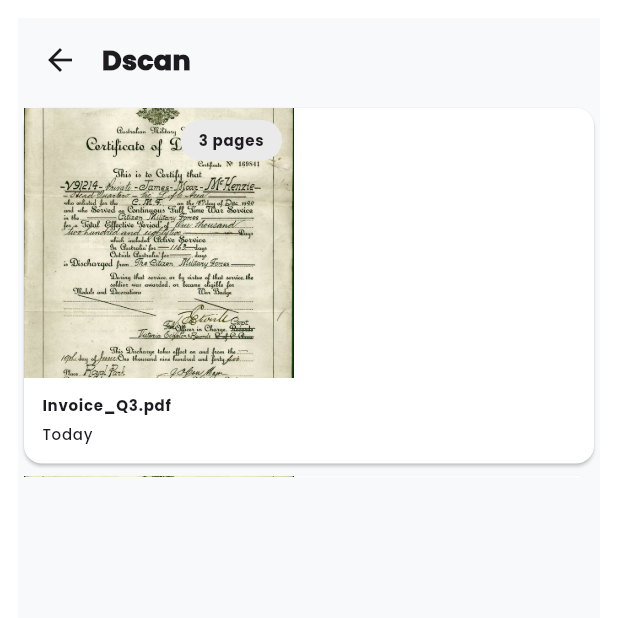
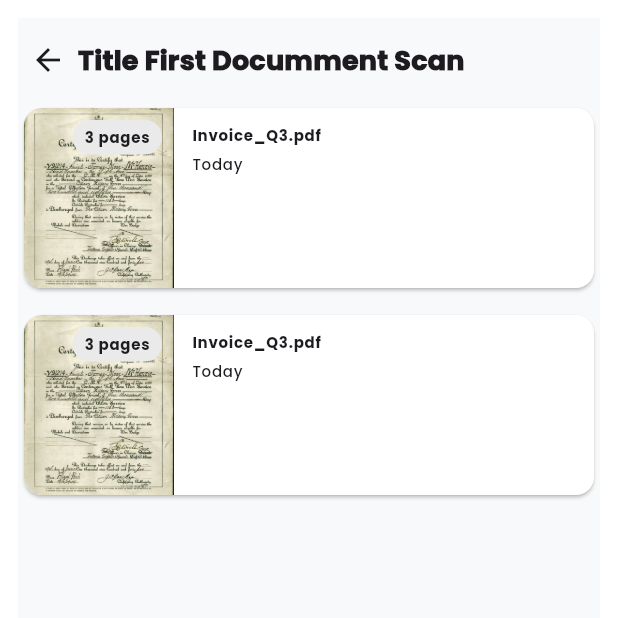
Before and after one commit to SatriaAkbarRizki/dscan, a Flutter app: the DetailScan screen opened by its route, on a phone screen of 412 x 824 dp, the top half of it. Run offline on Flutter 3.47's test engine with Material 3 defaults, Android fonts, the phone set to English and light mode, and no system bars; our stand-ins replace flutter_riverpod, flutter_svg.

Commit message:
Update: adding screen

```diff
--- a/lib/screen/detail_scan.dart
+++ b/lib/screen/detail_scan.dart
@@ -1,4 +1,5 @@
 import 'package:dscan/widget/general/item_scan.dart';
+import 'package:dscan/widget/general/item_scan_horinzontal.dart';
 import 'package:flutter/material.dart';
 
 class DetailScan extends StatelessWidget {
@@ -9,17 +10,19 @@
     return Scaffold(
       appBar: AppBar(
         forceMaterialTransparency: true,
-        title: Text('Dscan', style: Theme.of(context).textTheme.titleMedium),
+        leadingWidth: 40,
+        title: Text(
+          'Title First Documment Scan',
+          style: Theme.of(context).textTheme.titleMedium,
+        ),
+
         titleSpacing: 0,
       ),
-      body: SizedBox(
-        height: 250,
-
-        child: ListView.builder(
-          itemCount: 2,
-
-          itemBuilder: (context, index) => ItemScanGeneral(),
-        ),
+      body: ListView.builder(
+        itemCount: 2,
+        shrinkWrap: true,
+        itemBuilder: (context, index) =>
+            SizedBox(width: 180, child: ItemScanGeneralHorizontal()),
       ),
     );
   }
--- a/lib/screen/home.dart
+++ b/lib/screen/home.dart
@@ -1,3 +1,4 @@
+import 'package:dscan/route/route.dart';
 import 'package:dscan/widget/general/item_scan.dart';
 import 'package:dscan/widget/home/card_action_scan.dart';
 import 'package:flutter/material.dart';
@@ -51,7 +52,11 @@
                 itemCount: 2,
                 scrollDirection: Axis.horizontal,
 
-                itemBuilder: (context, index) => ItemScanGeneral(),
+                itemBuilder: (context, index) => GestureDetector(
+                  onTap: () =>
+                      Navigator.pushNamed(context, RouteNav.routeDetail),
+                  child: ItemScanGeneral(),
+                ),
               ),
             ),
           ],
--- /dev/null
+++ b/lib/widget/general/item_scan_horinzontal.dart
@@ -0,0 +1,81 @@
+import 'package:flutter/material.dart';
+
+class ItemScanGeneralHorizontal extends StatelessWidget {
+  const ItemScanGeneralHorizontal({super.key});
+
+  @override
+  Widget build(BuildContext context) {
+    return Column(
+      children: [
+        Card(
+          child: Row(
+            crossAxisAlignment: CrossAxisAlignment.start,
+            children: [
+              Stack(
+                children: [
+                  Container(
+                    width: 100,
+                    height: 120,
+                    decoration: const BoxDecoration(
+                      borderRadius: BorderRadius.only(
+                        topLeft: Radius.circular(12),
+                        bottomLeft: Radius.circular(12),
+                      ),
+                      image: DecorationImage(
+                        image: AssetImage(
+                          'assets/images/museums-victoria-SE5wx-EmRLo-unsplash.jpg',
+                        ),
+                        fit: BoxFit.cover,
+                      ),
+                    ),
+                  ),
+                  Visibility(
+                    visible: true,
+                    child: Positioned(
+                      top: 8,
+                      right: 8,
+                      child: Container(
+                        padding: const EdgeInsets.symmetric(
+                          horizontal: 8,
+                          vertical: 4,
+                        ),
+                        decoration: BoxDecoration(
+                          color: const Color(0xFFEAEAEA),
+                          borderRadius: BorderRadius.circular(20),
+                        ),
+                        child: Text(
+                          "3 pages",
+                          style: Theme.of(context).textTheme.labelSmall
+                              ?.copyWith(fontWeight: FontWeight.bold),
+                        ),
+                      ),
+                    ),
+                  ),
+                ],
+              ),
+              Padding(
+                padding: const EdgeInsets.all(12),
+                child: Column(
+                  crossAxisAlignment: CrossAxisAlignment.start,
+                  mainAxisAlignment: MainAxisAlignment.center,
+                  spacing: 5,
+                  children: [
+                    Text(
+                      "Invoice_Q3.pdf",
+                      style: Theme.of(context).textTheme.labelMedium,
+                    ),
+                    Text(
+                      "Today",
+                      style: Theme.of(context).textTheme.labelSmall,
+                    ),
+                  ],
+                ),
+              ),
+            ],
+          ),
+        ),
+        SizedBox(height: 10),
+      ],
+    );
+  }
+}
```
